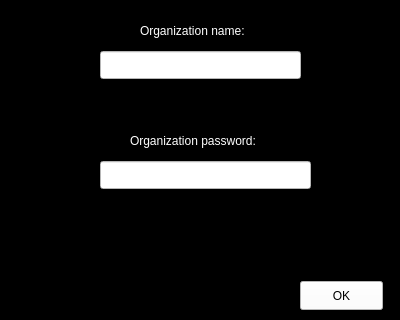
The window that organ_door/key_pass_organ.ui (Shayanrava/APproject) describes before a commit, drawn with Qt 5; both pictures show x 0 to 400 and y 169 to 489 of the 400 by 489 pixel window.
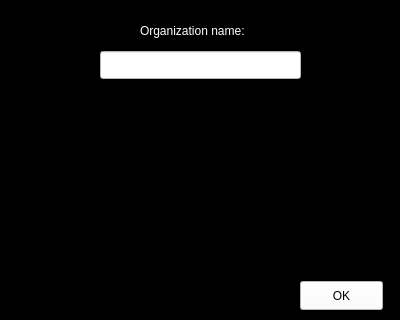
The same window after the commit.

Commit message: line edit and label for login to organization deleted

```diff
--- a/organ_door/key_pass_organ.ui
+++ b/organ_door/key_pass_organ.ui
@@ -92,44 +92,6 @@
 }</string>
    </property>
   </widget>
-  <widget class="QLabel" name="label_4">
-   <property name="geometry">
-    <rect>
-     <x>130</x>
-     <y>300</y>
-     <width>161</width>
-     <height>20</height>
-    </rect>
-   </property>
-   <property name="styleSheet">
-    <string notr="true">#label_4
-{
-color:white;
-}</string>
-   </property>
-   <property name="text">
-    <string>Organization password:</string>
-   </property>
-  </widget>
-  <widget class="QLineEdit" name="lineEdit_2">
-   <property name="geometry">
-    <rect>
-     <x>100</x>
-     <y>330</y>
-     <width>211</width>
-     <height>28</height>
-    </rect>
-   </property>
-   <property name="styleSheet">
-    <string notr="true">#lineEdit_2
-{
-background-color:white;
-}</string>
-   </property>
-   <property name="echoMode">
-    <enum>QLineEdit::Password</enum>
-   </property>
-  </widget>
   <widget class="QPushButton" name="pushButton">
    <property name="geometry">
     <rect>
```
